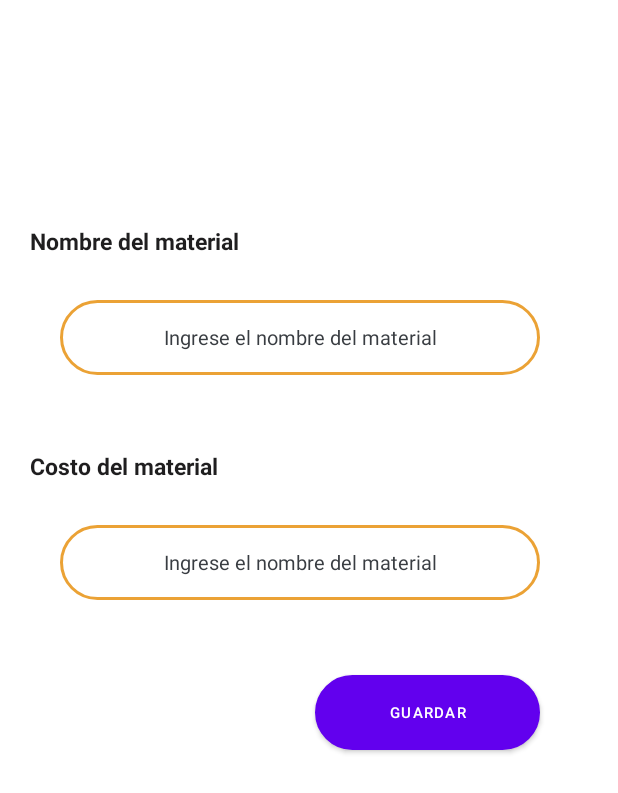
After one commit to MelanyGomez/MaterialApp, an Android app: the editar_costo_materiales screen opened directly, with no data from a screen before it, on a phone screen of 412 x 824 dp. The commit adds this screen. Shown: the top 793 px of the screen. Run offline under Robolectric (Android 15) with nearby library versions, the phone set to English and light mode, and no system bars.

Commit message:
Second Commit

```diff
--- a/app/src/main/AndroidManifest.xml
+++ b/app/src/main/AndroidManifest.xml
@@ -12,6 +12,13 @@
         android:supportsRtl="true"
         android:theme="@style/Theme.MaterialApp"
         tools:targetApi="31">
+        <activity
+            android:name=".editar_costo_materiales"
+            android:exported="false">
+            <meta-data
+                android:name="android.app.lib_name"
+                android:value="" />
+        </activity>
         <activity
             android:name=".costo_con_envio"
             android:exported="false">
--- a/app/src/main/java/com/example/materialapp/costo_con_envio.java
+++ b/app/src/main/java/com/example/materialapp/costo_con_envio.java
@@ -2,7 +2,9 @@ package com.example.materialapp;
 
 import androidx.appcompat.app.AppCompatActivity;
 
+import android.content.Intent;
 import android.os.Bundle;
+import android.view.View;
 
 public class costo_con_envio extends AppCompatActivity {
 
@@ -11,4 +13,9 @@ public class costo_con_envio extends AppCompatActivity {
         super.onCreate(savedInstanceState);
         setContentView(R.layout.activity_costo_con_envio);
     }
+    public void irEditar_costo_materiales(View view){
+        Intent intent = new Intent(costo_con_envio.this,editar_costo_materiales.class);
+        startActivity(intent);
+        overridePendingTransition(android.R.anim.fade_in,android.R.anim.fade_out);
+    }
 }
--- a/app/src/main/java/com/example/materialapp/costo_sin_envio.java
+++ b/app/src/main/java/com/example/materialapp/costo_sin_envio.java
@@ -2,7 +2,9 @@ package com.example.materialapp;
 
 import androidx.appcompat.app.AppCompatActivity;
 
+import android.content.Intent;
 import android.os.Bundle;
+import android.view.View;
 
 public class costo_sin_envio extends AppCompatActivity {
 
@@ -11,4 +13,9 @@ public class costo_sin_envio extends AppCompatActivity {
         super.onCreate(savedInstanceState);
         setContentView(R.layout.activity_costo_sin_envio);
     }
+    public void irEditar_costo_materiales(View view){
+        Intent intent = new Intent(costo_sin_envio.this,editar_costo_materiales.class);
+        startActivity(intent);
+        overridePendingTransition(android.R.anim.fade_in,android.R.anim.fade_out);
+    }
 }
--- /dev/null
+++ b/app/src/main/java/com/example/materialapp/editar_costo_materiales.java
@@ -0,0 +1,14 @@
+package com.example.materialapp;
+
+import androidx.appcompat.app.AppCompatActivity;
+
+import android.os.Bundle;
+
+public class editar_costo_materiales extends AppCompatActivity {
+
+    @Override
+    protected void onCreate(Bundle savedInstanceState) {
+        super.onCreate(savedInstanceState);
+        setContentView(R.layout.activity_editar_costo_materiales);
+    }
+}
--- /dev/null
+++ b/app/src/main/res/drawable/format_button.xml
@@ -0,0 +1,14 @@
+<?xml version="1.0" encoding="utf-8"?>
+<!--en la siguiente linea se indica que quieto hacer un rectangulo-->
+<shape xmlns:android="http://schemas.android.com/apk/res/android"
+    android:shape="rectangle">
+    <!--indica el margen, color y grosor-->
+    <stroke
+        android:width="2dp"
+        android:color="@color/yellow2"/>
+    <!--redundea los margenes-->
+    <corners
+        android:radius="40dp"/>
+    <solid android:color="@color/yellow2"/>
+
+</shape>
--- /dev/null
+++ b/app/src/main/res/drawable/format_field.xml
@@ -0,0 +1,12 @@
+<?xml version="1.0" encoding="utf-8"?>
+<!--en la siguiente linea se indica que quieto hacer un rectangulo-->
+<shape xmlns:android="http://schemas.android.com/apk/res/android"
+    android:shape="rectangle">
+    <!--indica el margen, color y grosor-->
+    <stroke
+        android:width="2dp"
+        android:color="@color/yellow2"/>
+    <!--redundea los margenes-->
+    <corners
+        android:radius="40dp"/>
+</shape>
--- a/app/src/main/res/layout/activity_costo_con_envio.xml
+++ b/app/src/main/res/layout/activity_costo_con_envio.xml
@@ -46,9 +46,10 @@
         android:layout_marginStart="210dp"
         android:layout_marginTop="260dp"
         android:backgroundTint="@color/yellow2"
+        android:onClick="irEditar_costo_materiales"
         android:text="Editar costos"
+        android:textColor="@color/black"
         android:textSize="10dp"
-        android:textColor="@color/black"
         app:cornerRadius="20dp"
         app:layout_constraintStart_toStartOf="parent"
         app:layout_constraintTop_toTopOf="parent" />
--- a/app/src/main/res/layout/activity_costo_sin_envio.xml
+++ b/app/src/main/res/layout/activity_costo_sin_envio.xml
@@ -47,9 +47,10 @@
         android:layout_marginStart="210dp"
         android:layout_marginTop="260dp"
         android:backgroundTint="@color/yellow2"
+        android:onClick="irEditar_costo_materiales"
         android:text="Editar costos"
+        android:textColor="@color/black"
         android:textSize="10dp"
-        android:textColor="@color/black"
         app:cornerRadius="20dp"
         app:layout_constraintStart_toStartOf="parent"
         app:layout_constraintTop_toTopOf="parent" />
--- /dev/null
+++ b/app/src/main/res/layout/activity_editar_costo_materiales.xml
@@ -0,0 +1,79 @@
+<?xml version="1.0" encoding="utf-8"?>
+<androidx.constraintlayout.widget.ConstraintLayout xmlns:android="http://schemas.android.com/apk/res/android"
+    xmlns:app="http://schemas.android.com/apk/res-auto"
+    xmlns:tools="http://schemas.android.com/tools"
+    android:layout_width="match_parent"
+    android:layout_height="match_parent"
+    android:background="@color/white"
+    tools:context=".editar_costo_materiales">
+    <TextView
+        android:id="@+id/tv_nombre"
+        android:layout_width="wrap_content"
+        android:layout_height="wrap_content"
+        android:layout_marginTop="150dp"
+        android:layout_marginStart="20dp"
+        android:text="Nombre del material"
+        android:textStyle="bold"
+        android:textSize="15dp"
+        android:textColor="@color/black1"
+        app:layout_constraintStart_toStartOf="parent"
+        app:layout_constraintTop_toTopOf="parent" />
+    <EditText
+        android:id="@+id/et_nombre_material"
+        android:layout_width="320dp"
+        android:layout_height="50dp"
+        android:layout_marginStart="40dp"
+        android:layout_marginTop="200dp"
+        android:hint="Ingrese el nombre del material"
+        android:textColor="@color/black"
+        android:gravity="center"
+        android:textSize="13dp"
+        android:textColorHint="@color/gray3"
+        android:background="@drawable/format_field"
+        app:layout_constraintStart_toStartOf="parent"
+        app:layout_constraintTop_toTopOf="parent" />
+    <TextView
+        android:id="@+id/tv_costo"
+        android:layout_width="wrap_content"
+        android:layout_height="wrap_content"
+        android:layout_marginTop="300dp"
+        android:layout_marginStart="20dp"
+        android:text="Costo del material"
+        android:textStyle="bold"
+        android:textColor="@color/black1"
+        android:textSize="15dp"
+        app:layout_constraintStart_toStartOf="parent"
+        app:layout_constraintTop_toTopOf="parent" />
+
+    <EditText
+        android:id="@+id/et_costo_material"
+        android:layout_width="320dp"
+        android:layout_height="50dp"
+        android:layout_marginTop="350dp"
+        android:layout_marginStart="40dp"
+        android:ems="10"
+        android:inputType="number"
+        android:hint="Ingrese el nombre del material"
+        android:textColor="@color/black"
+        android:gravity="center"
+        android:textSize="13dp"
+        android:textColorHint="@color/gray3"
+        android:background="@drawable/format_field"
+        app:layout_constraintStart_toStartOf="parent"
+        app:layout_constraintTop_toTopOf="parent"
+        />
+
+    <Button
+        android:id="@+id/button3"
+        android:layout_width="150dp"
+        android:layout_height="50dp"
+        android:layout_marginStart="210dp"
+        android:layout_marginTop="450dp"
+        android:background="@drawable/format_button"
+        android:text="Guardar"
+        android:textSize="10dp"
+        app:layout_constraintStart_toStartOf="parent"
+        app:layout_constraintTop_toTopOf="parent" />
+
+
+</androidx.constraintlayout.widget.ConstraintLayout>
--- a/app/src/main/res/layout/activity_main.xml
+++ b/app/src/main/res/layout/activity_main.xml
@@ -47,9 +47,11 @@
                 android:background="@drawable/edit_text_rounded_bg"
                 android:drawableLeft="@drawable/ic_baseline_person_24"
                 android:drawablePadding="8dp"
+                android:gravity="center"
+                android:textSize="15dp"
                 android:hint="Ingrese su usuario"
                 android:textColor="@color/black"
-                android:textColorHint="@color/black1" />
+                android:textColorHint="@color/gray3" />
 
             <EditText
                 android:id="@+id/password"
@@ -59,11 +61,13 @@
                 android:background="@drawable/edit_text_rounded_bg"
                 android:drawableLeft="@drawable/ic_baseline_lock_24"
                 android:drawablePadding="8dp"
+                android:gravity="center"
+                android:textSize="15dp"
                 android:hint="Ingrese su contraseña"
                 android:inputType="textPassword"
                 android:padding="8dp"
                 android:textColor="@color/black"
-                android:textColorHint="@color/black1" />
+                android:textColorHint="@color/gray3" />
 
             <Button
                 android:id="@+id/loginButton"
--- a/app/src/main/res/layout/activity_maquinas.xml
+++ b/app/src/main/res/layout/activity_maquinas.xml
@@ -11,6 +11,8 @@
         android:id="@+id/linearLayout2"
         android:layout_width="wrap_content"
         android:layout_height="wrap_content"
+        android:layout_marginTop="0dp"
+        android:layout_marginLeft="0dp"
         android:orientation="horizontal">
         <!--button5-->
         <Button
--- a/app/src/main/res/layout/activity_registro.xml
+++ b/app/src/main/res/layout/activity_registro.xml
@@ -11,6 +11,8 @@
         android:id="@+id/linearLayout3"
         android:layout_width="wrap_content"
         android:layout_height="wrap_content"
+        android:layout_marginTop="0dp"
+        android:layout_marginLeft="0dp"
         android:orientation="horizontal">
         <!--button5-->
         <Button
--- a/app/src/main/res/values/colors.xml
+++ b/app/src/main/res/values/colors.xml
@@ -14,4 +14,5 @@
     <color name="gray2">#A8A7A7</color>
     <color name="trans50">#80FFFFFF</color>
     <color name="trans30">#80737373</color>
+    <color name="gray3">#393d42</color>
 </resources>
```
